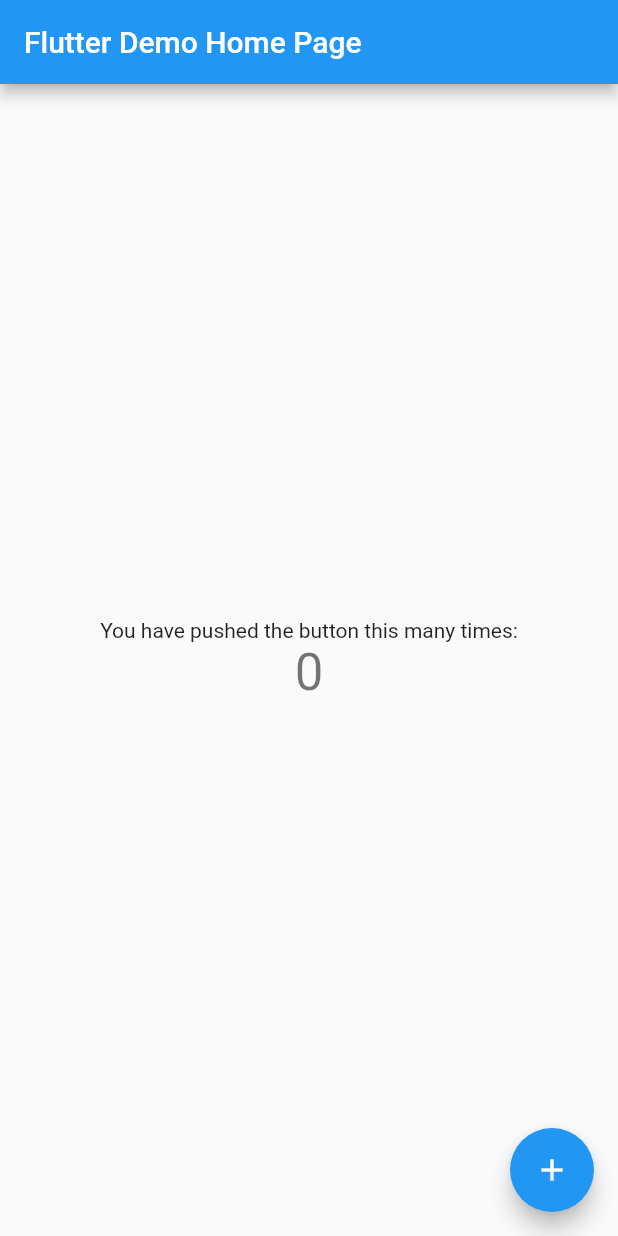
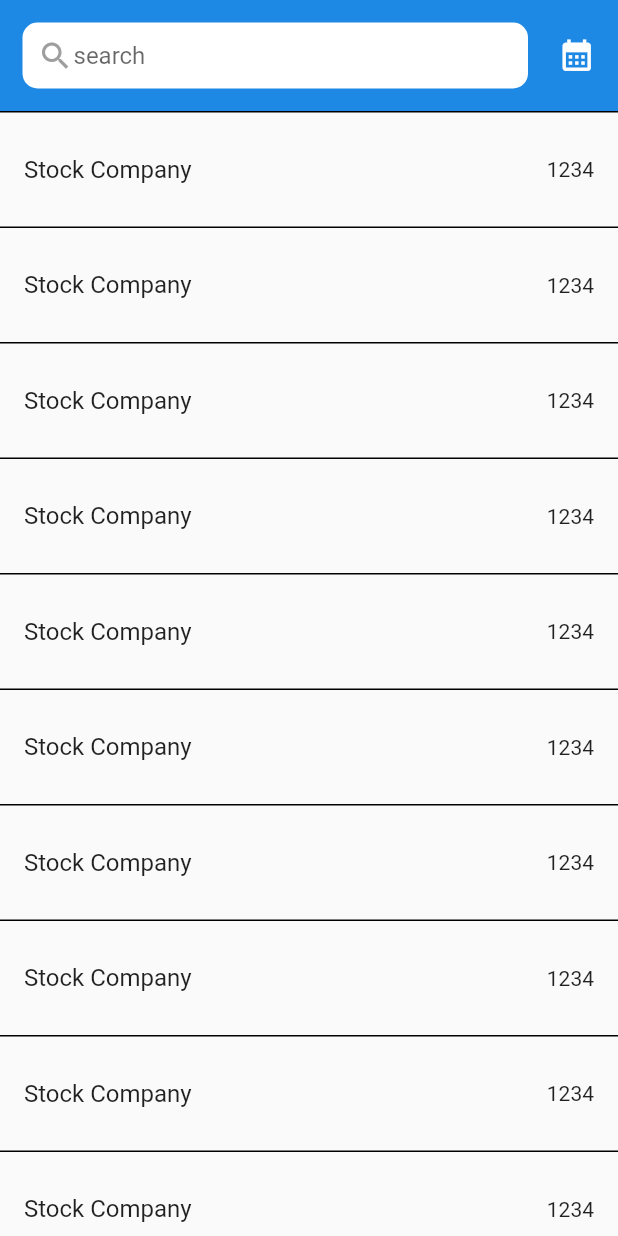
Before and after one commit to Gursewak-Uppal/stock_tracker, a Flutter app: the screen it shows after launch, on a phone screen of 412 x 824 dp. Run offline on Flutter 3.47's test engine with Material 2 defaults, Android fonts, the phone set to English and light mode, and no system bars; our stand-ins replace calendar_date_picker2.

Commit message:
Ui code pushed

```diff
--- a/lib/main.dart
+++ b/lib/main.dart
@@ -1,115 +1,13 @@
 import 'package:flutter/material.dart';
+import 'package:stock_tracker/screen/stock_tracker_screen.dart';
 
-void main() {
-  runApp(const MyApp());
+void main(){
+  return runApp(_app());
 }
 
-class MyApp extends StatelessWidget {
-  const MyApp({Key? key}) : super(key: key);
-
-  // This widget is the root of your application.
-  @override
-  Widget build(BuildContext context) {
-    return MaterialApp(
-      title: 'Flutter Demo',
-      theme: ThemeData(
-        // This is the theme of your application.
-        //
-        // Try running your application with "flutter run". You'll see the
-        // application has a blue toolbar. Then, without quitting the app, try
-        // changing the primarySwatch below to Colors.green and then invoke
-        // "hot reload" (press "r" in the console where you ran "flutter run",
-        // or simply save your changes to "hot reload" in a Flutter IDE).
-        // Notice that the counter didn't reset back to zero; the application
-        // is not restarted.
-        primarySwatch: Colors.blue,
-      ),
-      home: const MyHomePage(title: 'Flutter Demo Home Page'),
-    );
-  }
+Widget _app() {
+  return const MaterialApp(
+    debugShowCheckedModeBanner: false,
+    home: StockTrackerScreen(),
+  );
 }
-
-class MyHomePage extends StatefulWidget {
-  const MyHomePage({Key? key, required this.title}) : super(key: key);
-
-  // This widget is the home page of your application. It is stateful, meaning
-  // that it has a State object (defined below) that contains fields that affect
-  // how it looks.
-
-  // This class is the configuration for the state. It holds the values (in this
-  // case the title) provided by the parent (in this case the App widget) and
-  // used by the build method of the State. Fields in a Widget subclass are
-  // always marked "final".
-
-  final String title;
-
-  @override
-  State<MyHomePage> createState() => _MyHomePageState();
-}
-
-class _MyHomePageState extends State<MyHomePage> {
-  int _counter = 0;
-
-  void _incrementCounter() {
-    setState(() {
-      // This call to setState tells the Flutter framework that something has
-      // changed in this State, which causes it to rerun the build method below
-      // so that the display can reflect the updated values. If we changed
-      // _counter without calling setState(), then the build method would not be
-      // called again, and so nothing would appear to happen.
-      _counter++;
-    });
-  }
-
-  @override
-  Widget build(BuildContext context) {
-    // This method is rerun every time setState is called, for instance as done
-    // by the _incrementCounter method above.
-    //
-    // The Flutter framework has been optimized to make rerunning build methods
-    // fast, so that you can just rebuild anything that needs updating rather
-    // than having to individually change instances of widgets.
-    return Scaffold(
-      appBar: AppBar(
-        // Here we take the value from the MyHomePage object that was created by
-        // the App.build method, and use it to set our appbar title.
-        title: Text(widget.title),
-      ),
-      body: Center(
-        // Center is a layout widget. It takes a single child and positions it
-        // in the middle of the parent.
-        child: Column(
-          // Column is also a layout widget. It takes a list of children and
-          // arranges them vertically. By default, it sizes itself to fit its
-          // children horizontally, and tries to be as tall as its parent.
-          //
-          // Invoke "debug painting" (press "p" in the console, choose the
-          // "Toggle Debug Paint" action from the Flutter Inspector in Android
-          // Studio, or the "Toggle Debug Paint" command in Visual Studio Code)
-          // to see the wireframe for each widget.
-          //
-          // Column has various properties to control how it sizes itself and
-          // how it positions its children. Here we use mainAxisAlignment to
-          // center the children vertically; the main axis here is the vertical
-          // axis because Columns are vertical (the cross axis would be
-          // horizontal).
-          mainAxisAlignment: MainAxisAlignment.center,
-          children: <Widget>[
-            const Text(
-              'You have pushed the button this many times:',
-            ),
-            Text(
-              '$_counter',
-              style: Theme.of(context).textTheme.headline4,
-            ),
-          ],
-        ),
-      ),
-      floatingActionButton: FloatingActionButton(
-        onPressed: _incrementCounter,
-        tooltip: 'Increment',
-        child: const Icon(Icons.add),
-      ), // This trailing comma makes auto-formatting nicer for build methods.
-    );
-  }
-}
--- /dev/null
+++ b/lib/screen/stock_tracker_screen.dart
@@ -0,0 +1,105 @@
+import 'package:calendar_date_picker2/calendar_date_picker2.dart';
+import 'package:flutter/material.dart';
+import 'package:stock_tracker/utils/app_color.dart';
+import 'package:stock_tracker/utils/app_widget.dart';
+
+class StockTrackerScreen extends StatefulWidget {
+  const StockTrackerScreen({Key? key}) : super(key: key);
+
+  @override
+  State<StockTrackerScreen> createState() => _StockTrackerScreenState();
+}
+
+class _StockTrackerScreenState extends State<StockTrackerScreen> {
+  final searchController = TextEditingController();
+
+  @override
+  Widget build(BuildContext context) {
+    return Scaffold(
+      body: _stockTrackerBody(),
+    );
+  }
+
+  _stockTrackerBody() {
+    return Column(
+      children: [
+        _appBar(),
+        _stockTrackerList(),
+      ],
+    );
+  }
+
+  _appBar() {
+    return SafeArea(
+        top: true,
+        child: Container(
+          padding: const EdgeInsets.symmetric(
+            horizontal: 15.0,
+            vertical: 15.0,
+          ),
+          color: AppColor.appColor,
+          child: Row(
+            mainAxisAlignment: MainAxisAlignment.spaceBetween,
+            children: [
+              _searchBar(),
+              const SizedBox(
+                width: 20.0,
+              ),
+              _calenderWidget(),
+            ],
+          ),
+        ));
+  }
+
+  _searchBar() {
+    return Expanded(child: AppWidgets.searchBox(controller: searchController));
+  }
+
+  _stockTrackerList() {
+    return Expanded(
+      child: ListView.builder(
+          padding: EdgeInsets.zero,
+          shrinkWrap: true,
+          itemCount: 10,
+          itemBuilder: (context, index) {
+            return _buildStockWidget();
+          }),
+    );
+  }
+
+  _buildStockWidget() {
+    return Container(
+      padding: const EdgeInsets.symmetric(vertical: 10.0),
+      decoration: BoxDecoration(border: Border(top: BorderSide(color: Colors.black))),
+      child: const ListTile(
+        title: Text("Stock Company"),
+        trailing: Text("1234"),
+      ),
+    );
+  }
+
+  _calenderWidget() {
+    return GestureDetector(
+        behavior: HitTestBehavior.translucent,
+        onTap: () {
+          _pickDateRange();
+        },
+        child: const Icon(
+          Icons.calendar_month,
+          color: Colors.white,
+          size: 25,
+        ));
+  }
+
+  void _pickDateRange() async {
+    await showCalendarDatePicker2Dialog(
+      context: context,
+      config: CalendarDatePicker2WithActionButtonsConfig(
+        calendarType: CalendarDatePicker2Type.range,
+      ),
+      dialogSize: const Size(325, 400),
+      initialValue: [],
+      borderRadius: BorderRadius.circular(15),
+    );
+  }
+}
--- /dev/null
+++ b/lib/utils/app_color.dart
@@ -0,0 +1,8 @@
+import 'package:flutter/material.dart';
+
+class AppColor{
+  AppColor._();
+
+  static Color appColor=Colors.blue.shade600;
+
+}
--- /dev/null
+++ b/lib/utils/app_widget.dart
@@ -0,0 +1,39 @@
+import 'package:flutter/material.dart';
+
+class AppWidgets{
+  AppWidgets._();
+
+ static Widget searchBox(
+      {double paddingHorizontal = 10.0,
+        double paddingVertical = 10.0,
+        double borderRadius = 10.0,
+        required TextEditingController controller,
+        String hintText = "search",
+        bool isPrefix = false,
+        Widget? prefixIcon,
+        var onChangedFunction}) =>
+      Container(
+        padding: EdgeInsets.symmetric(horizontal: paddingHorizontal, vertical: paddingVertical),
+        decoration: BoxDecoration(color: Colors.white, borderRadius: BorderRadius.circular(borderRadius)),
+        child: Row(
+          children: [
+            isPrefix
+                ? prefixIcon!
+                : const Icon(
+              Icons.search,
+              color: Colors.grey,
+            ),
+            Expanded(
+                child: TextFormField(
+                  textInputAction: TextInputAction.done,
+                  controller: controller,
+                  decoration: InputDecoration.collapsed(
+                    border: InputBorder.none,
+                    hintText: hintText,
+                  ),
+                  onChanged: onChangedFunction,
+                ))
+          ],
+        ),
+      );
+}
--- a/pubspec.yaml
+++ b/pubspec.yaml
@@ -34,6 +34,7 @@ dependencies:
   # The following adds the Cupertino Icons font to your application.
   # Use with the CupertinoIcons class for iOS style icons.
   cupertino_icons: ^1.0.2
+  calendar_date_picker2: ^0.2.5
 
 dev_dependencies:
   flutter_test:
```
Also changed, not shown: 1 other file.
